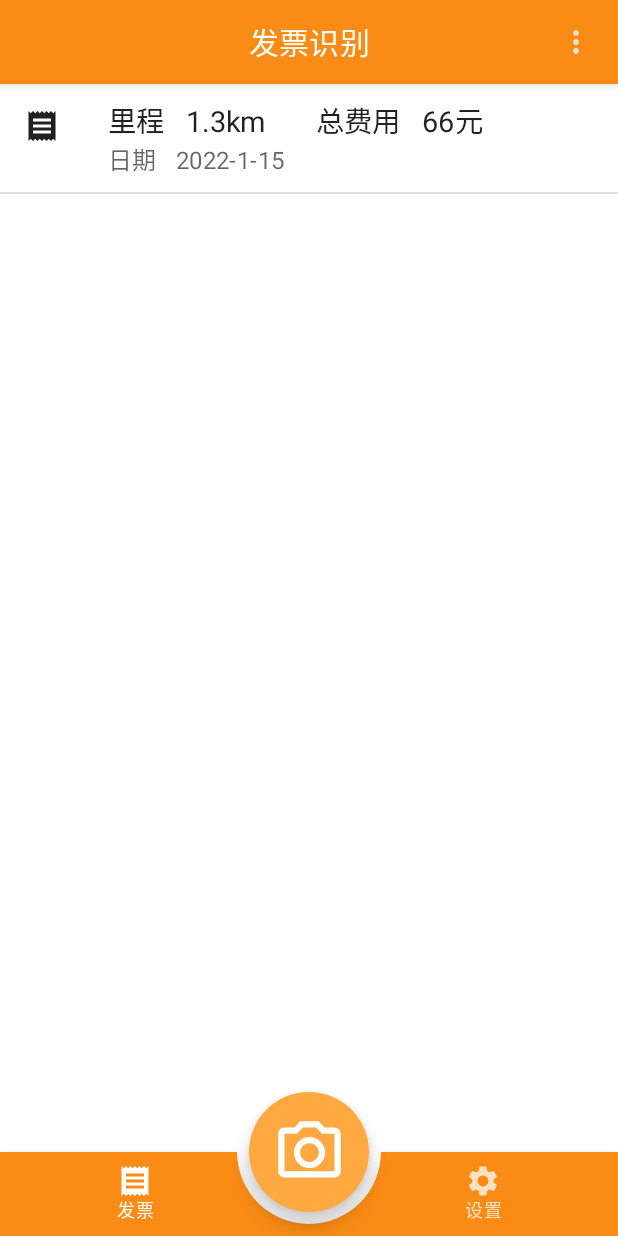
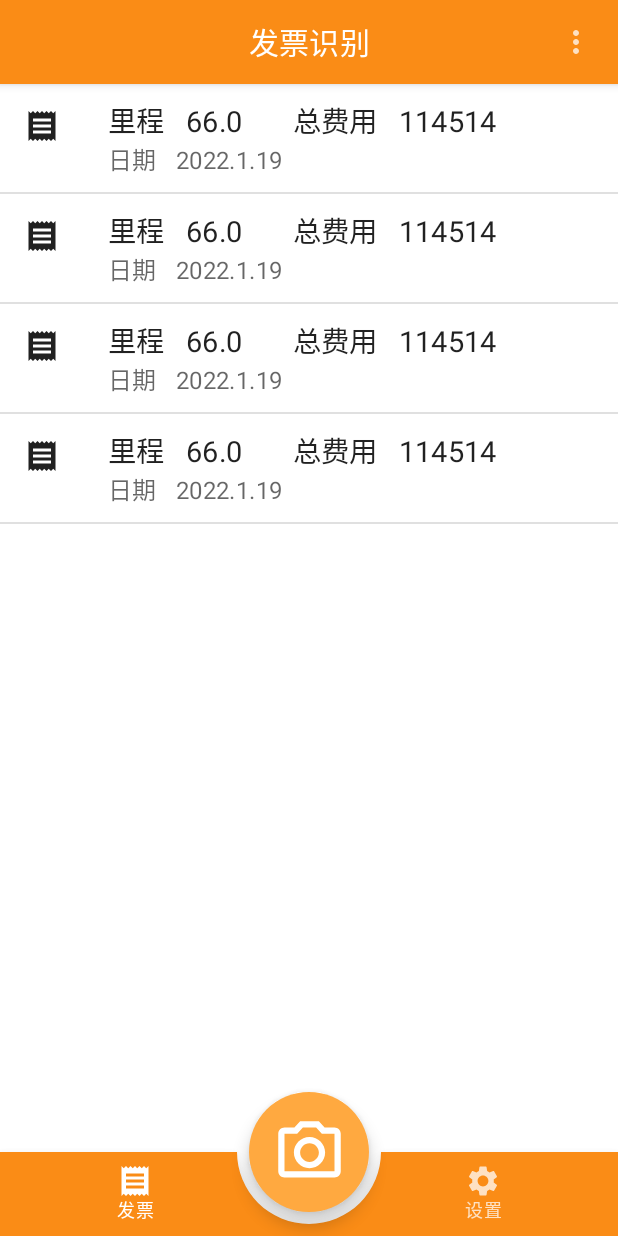
Before and after one commit to crepusculumx/TicketExtractionApp, an Android app built with Jetpack Compose: the ReceiptUI screen opened through its navigation route, on a phone screen of 412 x 824 dp. Run offline under Robolectric (Android 15) with nearby library versions, the phone set to English and light mode, and no system bars.

Commit message:
Under developing

```diff
--- a/app/src/main/AndroidManifest.xml
+++ b/app/src/main/AndroidManifest.xml
@@ -32,6 +32,8 @@
         <activity android:name=".receipt.ReceiptActivity" />
         <activity android:name=".settings.LoginActivity" />
         <activity android:name=".settings.RegisterActivity" />
+        <activity android:name=".settings.PersonInfoActivity" />
+        <activity android:name=".settings.AboutUsActivity" />
         <activity android:name=".email.EmailActivity" />
     </application>
 
--- a/app/src/main/java/edu/bupt/ticketextraction/main/MainActivity.kt
+++ b/app/src/main/java/edu/bupt/ticketextraction/main/MainActivity.kt
@@ -27,7 +27,10 @@ import androidx.navigation.compose.NavHost
 import androidx.navigation.compose.composable
 import androidx.navigation.compose.rememberNavController
 import edu.bupt.ticketextraction.R
+import edu.bupt.ticketextraction.receipt.CabTicket
+import edu.bupt.ticketextraction.receipt.ReceiptActivity
 import edu.bupt.ticketextraction.receipt.ReceiptUI
+import edu.bupt.ticketextraction.settings.AboutUsActivity
 import edu.bupt.ticketextraction.settings.LoginActivity
 import edu.bupt.ticketextraction.settings.SettingsUI
 import edu.bupt.ticketextraction.ui.compose.ActivityBody
@@ -40,8 +43,25 @@ import org.jetbrains.anko.startActivity
  * APP根Activity
  */
 class MainActivity : ComponentActivity() {
+    /**
+     * 从MainActivity跳转到LoginActivity
+     */
     fun jumpFromMainToLogin() {
         startActivity<LoginActivity>()
+    }
+
+    /**
+     * 从MainActivity跳转到ReceiptActivity
+     */
+    fun jumpFromMainToReceipt(ticket: CabTicket) {
+        startActivity<ReceiptActivity>(Pair(ReceiptActivity.TICKET_INTENT, ticket))
+    }
+
+    /**
+     * 从MainActivity跳转到LoginActivity
+     */
+    fun jumpFromMainToAboutUs() {
+        startActivity<AboutUsActivity>()
     }
 
     @ExperimentalFoundationApi
@@ -73,7 +93,7 @@ class MainActivity : ComponentActivity() {
                             navControllers,
                             startDestination = MainBottomNavItem.Receipt.route
                         ) {
-                            composable(MainBottomNavItem.Receipt.route) { ReceiptUI() }
+                            composable(MainBottomNavItem.Receipt.route) { ReceiptUI(this@MainActivity) }
                             composable(MainBottomNavItem.Settings.route) { SettingsUI(this@MainActivity) }
                         }
                     }
@@ -84,7 +104,7 @@ class MainActivity : ComponentActivity() {
 }
 
 @Composable
-fun MainTopBar(darkTheme: Boolean = false, darkThemeOnClick: () -> Unit) {
+private fun MainTopBar(darkTheme: Boolean = false, darkThemeOnClick: () -> Unit) {
     TopAppBar(
         title = {
             TopBarText(isMain = true)
@@ -119,7 +139,7 @@ fun MainTopBar(darkTheme: Boolean = false, darkThemeOnClick: () -> Unit) {
 }
 
 @Composable
-fun MainBottomBar(navControllers: NavHostController) {
+private fun MainBottomBar(navControllers: NavHostController) {
     var selectedItem by remember { mutableStateOf(0) }
     val items = listOf(MainBottomNavItem.Receipt, MainBottomNavItem.Settings)
     BottomAppBar(cutoutShape = RoundedCornerShape(80.dp)) {
@@ -152,7 +172,7 @@ fun MainBottomBar(navControllers: NavHostController) {
 }
 
 @Composable
-fun MainFloatingActionButton() {
+private fun MainFloatingActionButton() {
     FloatingActionButton(
         onClick = {
             // TODO: 2022/1/14 调用相机
@@ -174,7 +194,7 @@ fun MainFloatingActionButton() {
  * 具备点击事件，一个图标 + 一个文本
  */
 @Composable
-fun MainTopMoreDropdownMenuItem(resId: Int, text: String, onClick: () -> Unit) {
+private fun MainTopMoreDropdownMenuItem(resId: Int, text: String, onClick: () -> Unit) {
     DropdownMenuItem(onClick = { onClick() }) {
         Icon(
             painterResource(id = resId),
--- a/app/src/main/java/edu/bupt/ticketextraction/receipt/Receipt.kt
+++ b/app/src/main/java/edu/bupt/ticketextraction/receipt/Receipt.kt
@@ -18,10 +18,10 @@ import androidx.compose.material.*
 import androidx.compose.runtime.Composable
 import androidx.compose.ui.Modifier
 import androidx.compose.ui.res.painterResource
-import androidx.compose.ui.tooling.preview.Preview
 import androidx.compose.ui.unit.dp
 import androidx.compose.ui.unit.sp
 import edu.bupt.ticketextraction.R
+import edu.bupt.ticketextraction.main.MainActivity
 
 /**
  * 保存所有发票信息
@@ -30,60 +30,46 @@ val tickets = mutableListOf<CabTicket>()
 
 @ExperimentalFoundationApi
 @ExperimentalMaterialApi
-@Preview
 @Composable
-fun ReceiptUI() {
+fun ReceiptUI(fatherActivity: MainActivity) {
     // 为此页面加入滚动条，票据肯定会很多，需要上下拉页面
     val scrollState = rememberScrollState()
+    // 测试用例
+    val ticket = CabTicket(
+        invoiceCode = "123",
+        invoiceNumber = "456",
+        totalFare = "114514",
+        distance = "66.0",
+        date = "2022.1.19"
+    )
+    tickets.add(ticket)
     Column(
         Modifier
             .verticalScroll(scrollState)
             .fillMaxWidth()
     ) {
-        // 测试用例
-        ListItem(
-            modifier = Modifier.combinedClickable(onLongClick = {/* TODO 2022/1/15 */ }) { /* TODO 2022/1/15 */ },
-            icon = {
-                Icon(
-                    painterResource(id = R.drawable.ic_baseline_receipt_24),
-                    contentDescription = null
-                )
-            },
-            secondaryText = {
-                Text(
-                    text = "日期   2022-1-15",
-                    fontSize = 16.sp,
-                    modifier = Modifier.padding(bottom = 10.dp)
-                )
-            }
-        ) {
-            Text(
-                text = "里程   1.3km       总费用   66元",
-                fontSize = 19.sp,
-                modifier = Modifier.padding(top = 10.dp)
-            )
-        }
-        Divider()
-
         // 创建每一个发票对应的缩略展示
         tickets.forEach {
-            ReceiptListItem(it)
+            ReceiptListItem(it, fatherActivity)
         }
     }
-
 }
 
 /**
  * 出租车发票缩略信息展示，包括缩略图、里程、日期和总费用
  *
  * @param ticket 出租车发票
+ * @param fatherActivity 父Activity
  */
 @ExperimentalFoundationApi
 @ExperimentalMaterialApi
 @Composable
-fun ReceiptListItem(ticket: CabTicket) {
+private fun ReceiptListItem(ticket: CabTicket, fatherActivity: MainActivity) {
     ListItem(
-        modifier = Modifier.combinedClickable(onLongClick = {/* TODO 2022/1/15 */ }) { /* TODO 2022/1/15 跳转到发票详细信息 */ },
+        // 长按可以删除、验真，点击则跳转到详细信息
+        modifier = Modifier.combinedClickable(onLongClick = {/* TODO 2022/1/15 删除 验真 */ }) {
+            fatherActivity.jumpFromMainToReceipt(ticket)
+        },
         icon = {
             // TODO: 2022/1/15 把发票缩略图放在这里
             Icon(
--- a/app/src/main/java/edu/bupt/ticketextraction/settings/LoginActivity.kt
+++ b/app/src/main/java/edu/bupt/ticketextraction/settings/LoginActivity.kt
@@ -130,7 +130,7 @@ fun RegisterAndFind(fatherActivity: LoginActivity) {
  * @param text 文本内容
  */
 @Composable
-fun BottomTextButtonText(text: String) {
+private fun BottomTextButtonText(text: String) {
     Text(
         text = text,
         fontSize = 16.sp,
--- a/app/src/main/java/edu/bupt/ticketextraction/settings/Settings.kt
+++ b/app/src/main/java/edu/bupt/ticketextraction/settings/Settings.kt
@@ -46,7 +46,7 @@ fun SettingsUI(fatherActivity: MainActivity) {
             // TODO: 2022/1/15
         }
         SettingsListItem("关于我们") {
-            // TODO: 2022/1/15
+            fatherActivity.jumpFromMainToAboutUs()
         }
         SettingsListItem("访问网页端") {
             // TODO: 2022/1/15
@@ -62,7 +62,7 @@ fun SettingsUI(fatherActivity: MainActivity) {
  */
 @Composable
 @ExperimentalMaterialApi
-fun SettingsListItem(text: String, onClick: () -> Unit) {
+private fun SettingsListItem(text: String, onClick: () -> Unit) {
     ListItem(Modifier.clickable {
         onClick()
     }) {
```
Also changed, not shown: app/src/main/java/edu/bupt/ticketextraction/receipt/CabTicket.kt (+75 -18 lines), app/src/main/java/edu/bupt/ticketextraction/receipt/ReceiptActivity.kt (+60 -2 lines), app/src/main/java/edu/bupt/ticketextraction/settings/AboutUsActivity.kt (added, +63 -0 lines), app/src/main/java/edu/bupt/ticketextraction/settings/PersonInfoActivity.kt (added, +27 -0 lines), app/src/main/java/edu/bupt/ticketextraction/settings/RegisterActivity.kt (+53 -26 lines).
